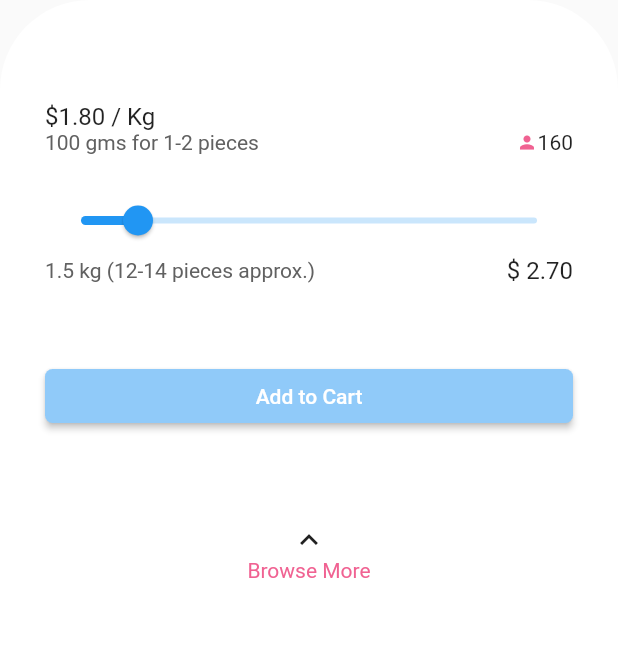
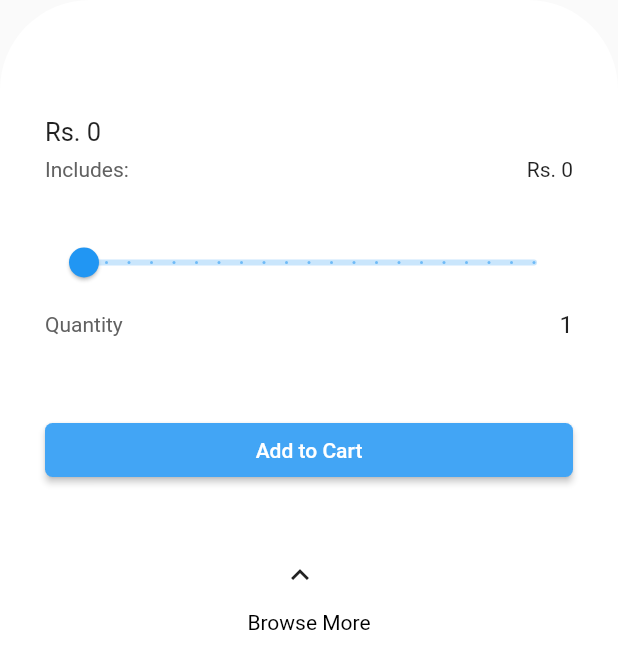
Before and after one commit to pasindupiumal/Flutter_CTSE, a Flutter app: the ItemDetails screen opened directly with empty values, on a phone screen of 412 x 824 dp. Shown: the top 669 px of the screen. Run offline on Flutter 3.47's test engine with Material 2 defaults, Android fonts, the light colour scheme and no system bars; our stand-ins replace cloud_firestore, firebase_auth, flutter_spinkit; accounts and stored records are empty.

Commit message:
Add to cart quantity slider

```diff
--- a/lib/screens/home/itemDetails.dart
+++ b/lib/screens/home/itemDetails.dart
@@ -13,6 +13,9 @@ class ItemDetails extends StatefulWidget {
 }
 
 class _ItemDetailsState extends State<ItemDetails> {
+
+  double quantity = 1;
+
   @override
   Widget build(BuildContext context) {
     return Scaffold(
@@ -33,35 +36,41 @@ class _ItemDetailsState extends State<ItemDetails> {
                 fontSize: 24.0,
                 fontWeight: FontWeight.bold
             ),),
-            SizedBox(height: 10.0),
-            Text("\$1.80 / Kg", style: TextStyle(
-                fontSize: 16.0
+            SizedBox(height: 20.0),
+            Text("\Rs. " + widget.itemSnap.data["itemPrice"].toString(), style: TextStyle(
+                fontSize: 17.0
             ),),
+            SizedBox(height: 7.0),
             Row(
               children: <Widget>[
-                Text("100 gms for 1-2 pieces", style: TextStyle(
+                Text("Includes: " + widget.itemSnap.data["itemIncludes"], style: TextStyle(
                     color: Colors.grey.shade700
                 ),),
                 Spacer(),
-                Icon(Icons.person, size: 14.0, color: Colors.pink.shade300,),
-                Text("160"),
+                Text("Rs. " + (quantity.round() * widget.itemSnap.data["itemPrice"]).toString()),
               ],
             ),
-            SizedBox(height: 20.0),
+            SizedBox(height: 30.0),
             Slider(
-              onChanged: (value){},
+              onChanged: (value){
+                setState(() {
+                  quantity = value;
+                });
+              },
               min: 1,
-              max: 5,
-              value: 1.5,
+              max: 20,
+              value: quantity,
+              divisions: 20,
 
             ),
+            SizedBox(height: 8.0),
             Row(
               children: <Widget>[
-                Text("1.5 kg (12-14 pieces approx.)", style: TextStyle(
+                Text("Quantity", style: TextStyle(
                     color: Colors.grey.shade700
                 )),
                 Spacer(),
-                Text("\$ 2.70", style: TextStyle(
+                Text(" " + quantity.round().toString(), style: TextStyle(
                     fontSize: 16.0
                 ),),
               ],
@@ -72,17 +81,30 @@ class _ItemDetailsState extends State<ItemDetails> {
                   shape: RoundedRectangleBorder(
                       borderRadius: BorderRadius.circular(5.0)
                   ),
-                  color: Colors.blue.shade200,
+                  color: Colors.blue.shade400,
                   textColor: Colors.white,
                   child: Text("Add to Cart"),
                   onPressed: (){},
                 )
             ),
-            SizedBox(height: 60.0),
-            Center(child: Icon(Icons.keyboard_arrow_up)),
-            Center(child: Text("Browse More", style: TextStyle(
-                color: Colors.pink.shade300
-            ),),),
+            SizedBox(height: 35.0),
+            Center(
+                child: FlatButton.icon(
+                  icon: Icon(Icons.keyboard_arrow_up),
+                  onPressed: (){
+                    Navigator.pop(context);
+                  },
+                  label: Text(""),
+                )
+            ),
+            Center(
+                child: Text(
+                  "Browse More",
+                  style: TextStyle(
+                    color: Colors.black,
+                  ),
+                )
+            ),
           ],
         ),
       ),
```
